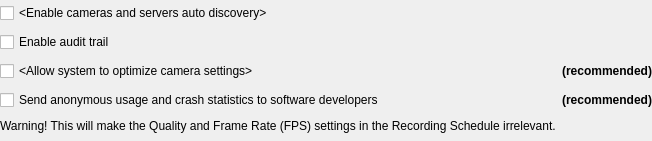
This is client/src/ui/widgets/settings/system_settings_widget.ui in networkoptix/nx_open as Qt 5 draws it before an edit. The edited form follows.
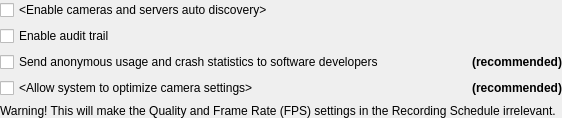
This is the edited form.

Commit message:
VMS-2211: Spacing between blocks
<==== Mercurial data ====>
Branch: dev_2.6.0_gui

Diff of the .ui file:
```diff
--- a/client/src/ui/widgets/settings/system_settings_widget.ui
+++ b/client/src/ui/widgets/settings/system_settings_widget.ui
@@ -6,14 +6,14 @@
    <rect>
     <x>0</x>
     <y>0</y>
-    <width>526</width>
-    <height>141</height>
+    <width>562</width>
+    <height>105</height>
    </rect>
   </property>
   <property name="windowTitle">
    <string/>
   </property>
-  <layout class="QGridLayout" name="gridLayout">
+  <layout class="QGridLayout" name="gridLayout" columnstretch="1,0">
    <property name="leftMargin">
     <number>0</number>
    </property>
@@ -26,13 +26,6 @@
    <property name="bottomMargin">
     <number>0</number>
    </property>
-   <item row="4" column="0">
-    <widget class="QLabel" name="settingsWarningLabel">
-     <property name="text">
-      <string>Warning! This will make the Quality and Frame Rate (FPS) settings in the Recording Schedule irrelevant.</string>
-     </property>
-    </widget>
-   </item>
    <item row="3" column="1">
     <widget class="QLabel" name="tlsRecommendedLabel">
      <property name="font">
@@ -49,13 +42,6 @@
      </property>
     </widget>
    </item>
-   <item row="3" column="0">
-    <widget class="QCheckBox" name="statisticsReportCheckBox">
-     <property name="text">
-      <string>Send anonymous usage and crash statistics to software developers</string>
-     </property>
-    </widget>
-   </item>
    <item row="0" column="0">
     <widget class="QCheckBox" name="autoDiscoveryCheckBox">
      <property name="text">
@@ -66,19 +52,6 @@
      </property>
     </widget>
    </item>
-   <item row="4" column="1">
-    <widget class="QLabel" name="spacerLabel">
-     <property name="sizePolicy">
-      <sizepolicy hsizetype="Preferred" vsizetype="Fixed">
-       <horstretch>0</horstretch>
-       <verstretch>0</verstretch>
-      </sizepolicy>
-     </property>
-     <property name="text">
-      <string notr="true"/>
-     </property>
-    </widget>
-   </item>
    <item row="2" column="1">
     <widget class="QLabel" name="sslRecommendedLabel">
      <property name="font">
@@ -95,13 +68,6 @@
      </property>
     </widget>
    </item>
-   <item row="2" column="0">
-    <widget class="QCheckBox" name="autoSettingsCheckBox">
-     <property name="text">
-      <string notr="true">&lt;Allow system to optimize camera settings&gt;</string>
-     </property>
-    </widget>
-   </item>
    <item row="1" column="0">
     <widget class="QCheckBox" name="auditTrailCheckBox">
      <property name="text">
@@ -109,6 +75,30 @@
      </property>
     </widget>
    </item>
+   <item row="3" column="0">
+    <widget class="QCheckBox" name="autoSettingsCheckBox">
+     <property name="text">
+      <string notr="true">&lt;Allow system to optimize camera settings&gt;</string>
+     </property>
+    </widget>
+   </item>
+   <item row="2" column="0">
+    <widget class="QCheckBox" name="statisticsReportCheckBox">
+     <property name="text">
+      <string>Send anonymous usage and crash statistics to software developers</string>
+     </property>
+    </widget>
+   </item>
+   <item row="4" column="0" colspan="2">
+    <widget class="QLabel" name="settingsWarningLabel">
+     <property name="text">
+      <string>Warning! This will make the Quality and Frame Rate (FPS) settings in the Recording Schedule irrelevant.</string>
+     </property>
+     <property name="wordWrap">
+      <bool>true</bool>
+     </property>
+    </widget>
+   </item>
   </layout>
  </widget>
  <resources/>
```
The commit also changes 2 other files.
